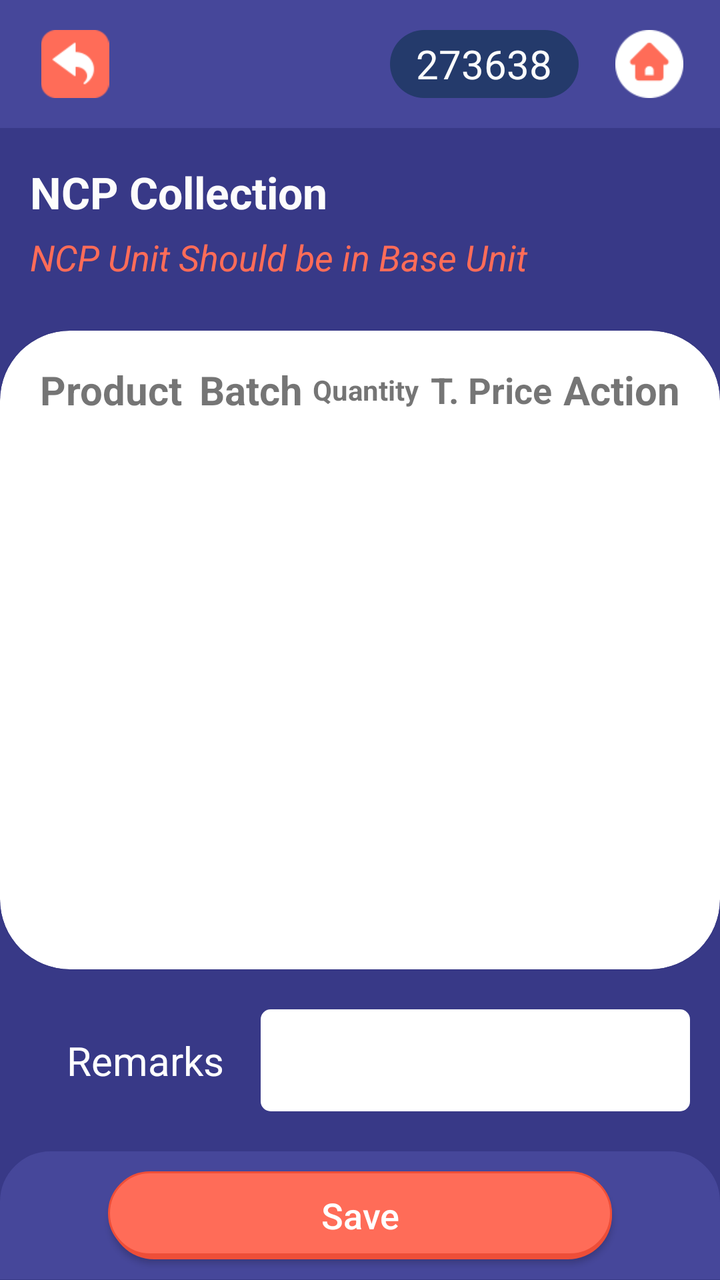
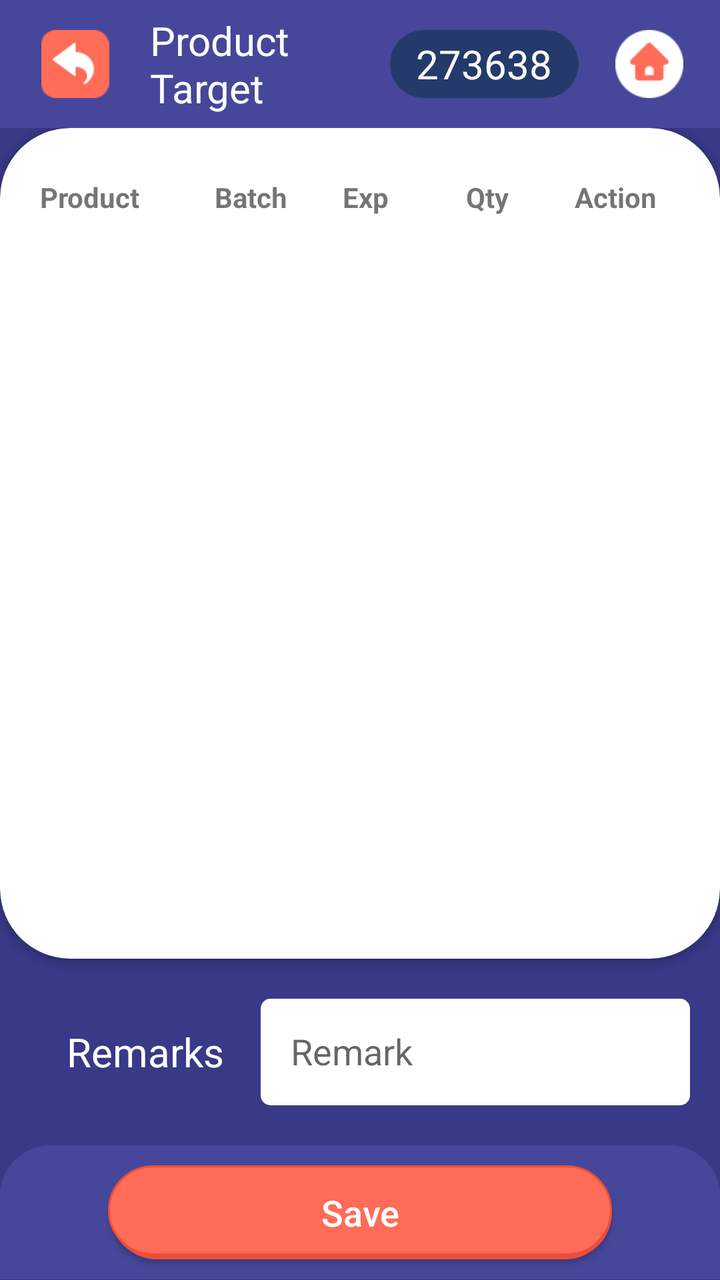

Before-and-after screenshots of an Android layout around one commit, followed by the original layout XML and the change that was made.
<!-- AndroidManifest.xml: application theme AppTheme -->
<!-- res/layout/activity_ncp_collection.xml -->
<?xml version="1.0" encoding="utf-8"?>
<LinearLayout xmlns:android="http://schemas.android.com/apk/res/android"
    xmlns:app="http://schemas.android.com/apk/res-auto"
    xmlns:tools="http://schemas.android.com/tools"
    android:layout_width="match_parent"
    android:layout_height="match_parent"
    android:weightSum="4"
    android:orientation="vertical"
    android:background="@color/new_outlet"
    tools:context=".NcpCollection">
    <LinearLayout
        android:layout_width="match_parent"
        android:layout_height="0dp"
        android:background="@color/secondary_color"
        android:weightSum="2"
        android:orientation="horizontal"
        android:layout_weight="0.4">
        <LinearLayout
            android:layout_width="0dp"
            android:layout_height="match_parent"
            android:weightSum="1"
            android:orientation="horizontal"
            android:gravity="left"
            android:layout_weight="1">
            <ImageView
                android:id="@+id/back"
                android:layout_width="0dp"
                android:layout_height="match_parent"
                android:layout_weight="0.3"
                android:src="@drawable/backicon"
                android:layout_margin="15dp"></ImageView>

        </LinearLayout>
        <LinearLayout
            android:layout_width="0dp"
            android:layout_height="match_parent"
            android:weightSum="1"
            android:gravity="right"
            android:orientation="horizontal"
            android:layout_weight="1">
            <TextView
                android:id="@+id/user_txt_view"
                android:layout_width="0dp"
                android:layout_height="match_parent"
                android:layout_weight="0.7"
                android:layout_marginTop="15dp"
                android:layout_marginBottom="15dp"
                android:layout_marginLeft="15dp"
                android:background="@drawable/login_id_bg_shade"
                android:text="273638"
                android:autoSizeTextType="uniform"
                android:autoSizeMinTextSize="12sp"
                android:autoSizeMaxTextSize="20sp"
                android:autoSizeStepGranularity="2sp"
                android:textColor="@color/background_white"
                android:textAlignment="center"
                android:gravity="center"></TextView>
            <ImageView
                android:id="@+id/home"
                android:layout_width="0dp"
                android:layout_height="match_parent"
                android:layout_weight="0.3"
                android:src="@drawable/home"
                android:layout_margin="15dp">

            </ImageView>


        </LinearLayout>

    </LinearLayout>
    /*toolbar = 0.4 now main layout = 3.6*/

    //mail layout = 3.6
    <LinearLayout
        android:layout_width="match_parent"
        android:layout_height="0dp"
        android:layout_weight="3.6"
        android:weightSum="4"
        android:orientation="vertical">
        // text Title = 0.6
        <LinearLayout
            android:layout_width="match_parent"
            android:layout_height="0dp"
            android:layout_weight="0.6"
            android:layout_marginTop="15dp"
            android:layout_marginLeft="15dp"
            android:layout_marginRight="15dp"
            android:layout_marginBottom="10dp"
            android:orientation="vertical"
            android:weightSum="2"
            >
            <TextView
                android:layout_width="match_parent"
                android:layout_height="0dp"
                android:layout_weight="0.9"
                android:text="NCP Collection"
                android:textStyle="bold"
                android:textColor="@color/background_white"
                android:textSize="22sp"
                android:gravity="left|center"
                >

            </TextView>
            <TextView
                android:layout_width="match_parent"
                android:layout_height="0dp"
                android:layout_weight="0.8"
                android:text="NCP Unit Should be in Base Unit"
                android:textStyle="italic"
                android:textColor="@color/text_focus_orng_color"
                android:textSize="18sp"
                android:gravity="left|center"
                >

            </TextView>
            

        </LinearLayout>



        //white form cardview =2.2
        <androidx.cardview.widget.CardView
            android:layout_width="match_parent"
            android:layout_height="0dp"
            android:layout_weight="2.5"
            app:cardCornerRadius="35dp"


            >
            <LinearLayout
                android:layout_width="match_parent"
                android:layout_height="match_parent"
                android:weightSum="5"
                android:orientation="vertical"
                android:layout_marginTop="15dp"
                android:layout_marginRight="20dp"
                android:layout_marginLeft="20dp">
                <LinearLayout
                    android:layout_width="match_parent"
                    android:layout_height="0dp"
                    android:layout_weight="0.5"
                    android:weightSum="5"
                    android:orientation="horizontal">
                    <TextView
                        android:layout_width="0dp"
                        android:layout_height="match_parent"
                        android:layout_weight="1.2"
                        android:gravity="left|center"
                        android:textAlignment="gravity"
                        android:textStyle="bold"
                        android:autoSizeTextType="uniform"
                        android:autoSizeMinTextSize="12sp"
                        android:autoSizeMaxTextSize="20sp"
                        android:autoSizeStepGranularity="2sp"
                        android:text="Product"

                        >

                    </TextView>
                    <TextView
                        android:layout_width="0dp"
                        android:layout_height="match_parent"
                        android:layout_weight="0.9"
                        android:textAlignment="center"
                        android:gravity="center"
                        android:textStyle="bold"
                        android:autoSizeTextType="uniform"
                        android:autoSizeMinTextSize="12sp"
                        android:autoSizeMaxTextSize="20sp"
                        android:autoSizeStepGranularity="2sp"
                        android:text="Batch">

                    </TextView>
                    <TextView
                        android:layout_width="0dp"
                        android:layout_height="match_parent"
                        android:layout_weight="0.9"
                        android:textAlignment="center"
                        android:gravity="center"
                        android:textStyle="bold"
                        android:autoSizeTextType="uniform"
                        android:autoSizeMinTextSize="12sp"
                        android:autoSizeMaxTextSize="20sp"
                        android:autoSizeStepGranularity="2sp"
                        android:text="Quantity">

                    </TextView>
                    <TextView
                        android:layout_width="0dp"
                        android:layout_height="match_parent"
                        android:layout_weight="1"
                        android:gravity="center|right"
                        android:textAlignment="gravity"
                        android:textStyle="bold"
                        android:autoSizeTextType="uniform"
                        android:autoSizeMinTextSize="12sp"
                        android:autoSizeMaxTextSize="20sp"
                        android:autoSizeStepGranularity="2sp"
                        android:text="T. Price">

                    </TextView>
                    <TextView
                        android:layout_width="0dp"
                        android:layout_height="match_parent"
                        android:layout_weight="1"
                        android:gravity="center|right"
                        android:textAlignment="gravity"
                        android:textStyle="bold"
                        android:autoSizeTextType="uniform"
                        android:autoSizeMinTextSize="12sp"
                        android:autoSizeMaxTextSize="20sp"
                        android:autoSizeStepGranularity="2sp"
                        android:text="Action">

                    </TextView>

                </LinearLayout>
                <androidx.recyclerview.widget.RecyclerView
                    android:id="@+id/ncp_collection_rec"
                    android:layout_width="match_parent"
                    android:layout_height="0dp"
                    android:layout_weight="4.5"
                    android:layout_marginTop="10dp"
                    >

                </androidx.recyclerview.widget.RecyclerView>


            </LinearLayout>




        </androidx.cardview.widget.CardView>
        <LinearLayout
            android:layout_width="match_parent"
            android:layout_height="0dp"
            android:weightSum="2"
            android:layout_marginLeft="15dp"
            android:layout_marginRight="15dp"
            android:layout_marginTop="20dp"
            android:layout_marginBottom="20dp"
            android:orientation="horizontal"
            android:layout_weight="0.4">
            <TextView
                android:layout_width="0dp"
                android:layout_height="match_parent"
                android:text="Remarks"
                android:gravity="center"
                android:autoSizeTextType="uniform"
                android:autoSizeMinTextSize="12sp"
                android:autoSizeMaxTextSize="20sp"
                android:autoSizeStepGranularity="2sp"
                android:textColor="@color/white"
                android:layout_weight="0.7">

            </TextView>
            <EditText
                android:layout_width="0dp"
                android:layout_height="match_parent"
                android:layout_weight="1.3"
                android:padding="15dp"
                android:background="@drawable/bg_rounded_input_field">

            </EditText>

        </LinearLayout>

        //0.5
        <LinearLayout
            android:layout_width="match_parent"
            android:layout_height="0dp"
            android:background="@drawable/fade_blue_top_curve_bg"
            android:weightSum="1"
            android:gravity="center"
            android:layout_gravity="center"
            android:orientation="horizontal"
            android:layout_weight=".5">

            <Button
                android:layout_width="0dp"
                android:layout_height="match_parent"
                android:gravity="center"
                android:layout_weight="0.7"
                android:layout_gravity="center"
                android:layout_marginTop="10dp"
                android:layout_marginBottom="10dp"
                android:text="Save"
                android:textSize="18dp"
                android:textColor="@color/white"
                android:textAllCaps="false"
                android:background="@drawable/button_shadow">

            </Button>

        </LinearLayout>




    </LinearLayout>




</LinearLayout>
<!-- resources referenced by this layout -->
<resources>
  <color name="background_white">#FCFCFC</color>
  <color name="new_outlet">#383987</color>
  <color name="secondary_color">#46479A</color>
  <color name="text_focus_orng_color">#ff6c58</color>
  <color name="white">#FFFFFF</color>
  <!-- drawable backicon: png bitmap (drawable, 1263 bytes) -->
  <!-- drawable bg_rounded_input_field (drawable) -->
  <?xml version="1.0" encoding="utf-8"?>
  <shape xmlns:android="http://schemas.android.com/apk/res/android"
      android:shape="rectangle"
      >
      <solid
          android:color="@color/white"></solid>
      <corners
          android:radius="5dp">
      </corners>
  
  </shape>
  <!-- drawable button_shadow (drawable) -->
  <selector xmlns:android="http://schemas.android.com/apk/res/android">
      <item>
          <layer-list>
              <item android:left="1dp" android:top="0dp">
                  <shape>
                      <corners android:radius="25dp" />
                      <solid android:color="#EE4E38" />
                  </shape>
              </item>
              <item android:bottom="2dp" >
                  <shape>
                      <gradient android:angle="270"
                          android:endColor="#FF6C58" android:startColor="#FF6C58" />
                      <stroke android:width="1dp" android:color="#EE4E38" />
                      <corners android:radius="25dp" />
                  </shape>
              </item>
          </layer-list>
      </item>
  </selector>
  <!-- drawable fade_blue_top_curve_bg (drawable) -->
  <?xml version="1.0" encoding="utf-8"?>
  <shape xmlns:android="http://schemas.android.com/apk/res/android"
      android:shape="rectangle">
      <corners
          android:bottomLeftRadius="0dp"
          android:bottomRightRadius="0dp"
          android:topLeftRadius="25dp"
          android:topRightRadius="25dp" />
      <padding
          android:bottom="0dp"
          android:left="0dp"
          android:right="0dp"
          android:top="0dp" />
      <stroke
          android:width="0.5dp"
          android:color="@color/secondary_color" />
      <solid android:color="@color/secondary_color" />
  </shape>
  <!-- drawable home: png bitmap (drawable, 1222 bytes) -->
  <!-- drawable login_id_bg_shade (drawable) -->
  <?xml version="1.0" encoding="utf-8"?>
  <shape xmlns:android="http://schemas.android.com/apk/res/android"
      android:shape="rectangle" >
  
      <corners
          android:bottomLeftRadius="30dp"
          android:bottomRightRadius="30dp"
          android:radius="60dp"
          android:topLeftRadius="30dp"
          android:topRightRadius="30dp" />
  
      <solid android:color="@color/in" />
  
      <padding
          android:bottom="0dp"
          android:left="0dp"
          android:right="0dp"
          android:top="0dp" />
  
      <size
          android:height="30dp"
          android:width="130dp" />
  
  </shape>
  <style name="AppTheme" parent="Theme.AppCompat.Light.NoActionBar">
          
          <item name="colorPrimary">@color/colorPrimary</item>
          <item name="colorPrimaryDark">@color/colorPrimaryDark</item>
          <item name="colorAccent">@color/colorAccent</item>
      </style>
  <color name="in">#243A6B</color>
  <color name="colorPrimary">#383A87</color>
  <color name="colorPrimaryDark">#383A87</color>
  <color name="colorAccent">#D81B60</color>
</resources>

<!-- the commit's change to res/layout/activity_ncp_collection.xml (unified diff, before → after) -->
@@ -29,6 +29,20 @@
                 android:layout_weight="0.3"
                 android:src="@drawable/backicon"
                 android:layout_margin="15dp"></ImageView>
+            <TextView
+                android:id="@+id/title_tv"
+                android:layout_width="0dp"
+                android:layout_height="match_parent"
+                android:layout_weight="0.7"
+                android:gravity="center|left"
+                android:textColor="@color/white"
+                android:autoSizeTextType="uniform"
+                android:autoSizeMinTextSize="12sp"
+                android:autoSizeMaxTextSize="20sp"
+                android:autoSizeStepGranularity="2sp"
+                android:text="Product Target">
+
+            </TextView>
 
         </LinearLayout>
         <LinearLayout
@@ -79,44 +93,7 @@
         android:weightSum="4"
         android:orientation="vertical">
         // text Title = 0.6
-        <LinearLayout
-            android:layout_width="match_parent"
-            android:layout_height="0dp"
-            android:layout_weight="0.6"
-            android:layout_marginTop="15dp"
-            android:layout_marginLeft="15dp"
-            android:layout_marginRight="15dp"
-            android:layout_marginBottom="10dp"
-            android:orientation="vertical"
-            android:weightSum="2"
-            >
-            <TextView
-                android:layout_width="match_parent"
-                android:layout_height="0dp"
-                android:layout_weight="0.9"
-                android:text="NCP Collection"
-                android:textStyle="bold"
-                android:textColor="@color/background_white"
-                android:textSize="22sp"
-                android:gravity="left|center"
-                >
-
-            </TextView>
-            <TextView
-                android:layout_width="match_parent"
-                android:layout_height="0dp"
-                android:layout_weight="0.8"
-                android:text="NCP Unit Should be in Base Unit"
-                android:textStyle="italic"
-                android:textColor="@color/text_focus_orng_color"
-                android:textSize="18sp"
-                android:gravity="left|center"
-                >
-
-            </TextView>
-            
-
-        </LinearLayout>
+
 
 
 
@@ -124,7 +101,7 @@
         <androidx.cardview.widget.CardView
             android:layout_width="match_parent"
             android:layout_height="0dp"
-            android:layout_weight="2.5"
+            android:layout_weight="3.1"
             app:cardCornerRadius="35dp"
 
 
@@ -150,10 +127,6 @@
                         android:gravity="left|center"
                         android:textAlignment="gravity"
                         android:textStyle="bold"
-                        android:autoSizeTextType="uniform"
-                        android:autoSizeMinTextSize="12sp"
-                        android:autoSizeMaxTextSize="20sp"
-                        android:autoSizeStepGranularity="2sp"
                         android:text="Product"
 
                         >
@@ -166,10 +139,6 @@
                         android:textAlignment="center"
                         android:gravity="center"
                         android:textStyle="bold"
-                        android:autoSizeTextType="uniform"
-                        android:autoSizeMinTextSize="12sp"
-                        android:autoSizeMaxTextSize="20sp"
-                        android:autoSizeStepGranularity="2sp"
                         android:text="Batch">
 
                     </TextView>
@@ -180,44 +149,32 @@
                         android:textAlignment="center"
                         android:gravity="center"
                         android:textStyle="bold"
-                        android:autoSizeTextType="uniform"
-                        android:autoSizeMinTextSize="12sp"
-                        android:autoSizeMaxTextSize="20sp"
-                        android:autoSizeStepGranularity="2sp"
-                        android:text="Quantity">
+                        android:text="Exp">
 
                     </TextView>
                     <TextView
                         android:layout_width="0dp"
                         android:layout_height="match_parent"
                         android:layout_weight="1"
-                        android:gravity="center|right"
+                        android:gravity="center"
                         android:textAlignment="gravity"
                         android:textStyle="bold"
-                        android:autoSizeTextType="uniform"
-                        android:autoSizeMinTextSize="12sp"
-                        android:autoSizeMaxTextSize="20sp"
-                        android:autoSizeStepGranularity="2sp"
-                        android:text="T. Price">
+                        android:text="Qty">
 
                     </TextView>
                     <TextView
                         android:layout_width="0dp"
                         android:layout_height="match_parent"
                         android:layout_weight="1"
-                        android:gravity="center|right"
+                        android:gravity="center"
                         android:textAlignment="gravity"
                         android:textStyle="bold"
-                        android:autoSizeTextType="uniform"
-                        android:autoSizeMinTextSize="12sp"
-                        android:autoSizeMaxTextSize="20sp"
-                        android:autoSizeStepGranularity="2sp"
                         android:text="Action">
 
                     </TextView>
 
                 </LinearLayout>
-                <androidx.recyclerview.widget.RecyclerView
+                <ListView
                     android:id="@+id/ncp_collection_rec"
                     android:layout_width="match_parent"
                     android:layout_height="0dp"
@@ -225,7 +182,7 @@
                     android:layout_marginTop="10dp"
                     >
 
-                </androidx.recyclerview.widget.RecyclerView>
+                </ListView>
 
 
             </LinearLayout>
@@ -258,7 +215,9 @@
 
             </TextView>
             <EditText
-                android:layout_width="0dp"
+                android:id="@+id/remarks"
+                android:layout_width="0dp"
+                android:hint="Remark"
                 android:layout_height="match_parent"
                 android:layout_weight="1.3"
                 android:padding="15dp"
@@ -280,6 +239,7 @@
             android:layout_weight=".5">
 
             <Button
+                android:id="@+id/save"
                 android:layout_width="0dp"
                 android:layout_height="match_parent"
                 android:gravity="center"
<!-- resource entries referenced after the edit -->
@@ -3,7 +3,6 @@
   <color name="background_white">#FCFCFC</color>
   <color name="new_outlet">#383987</color>
   <color name="secondary_color">#46479A</color>
-  <color name="text_focus_orng_color">#ff6c58</color>
   <color name="white">#FFFFFF</color>
   <!-- drawable backicon: png bitmap (drawable, 1263 bytes) -->
   <!-- drawable bg_rounded_input_field (drawable) -->
